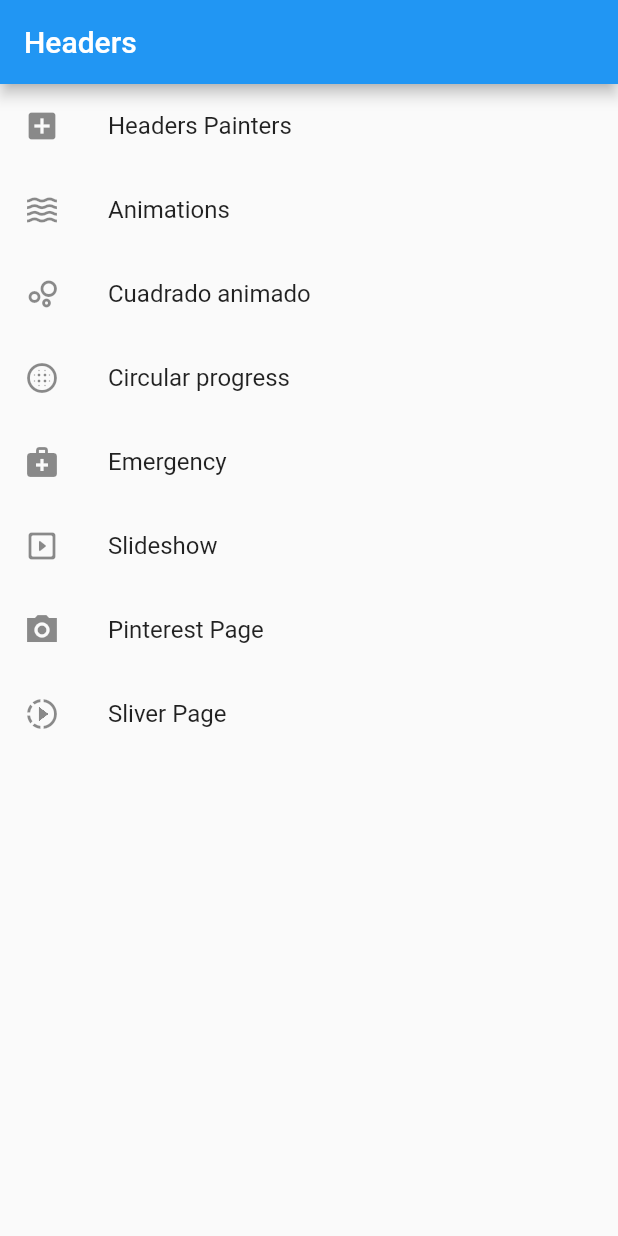
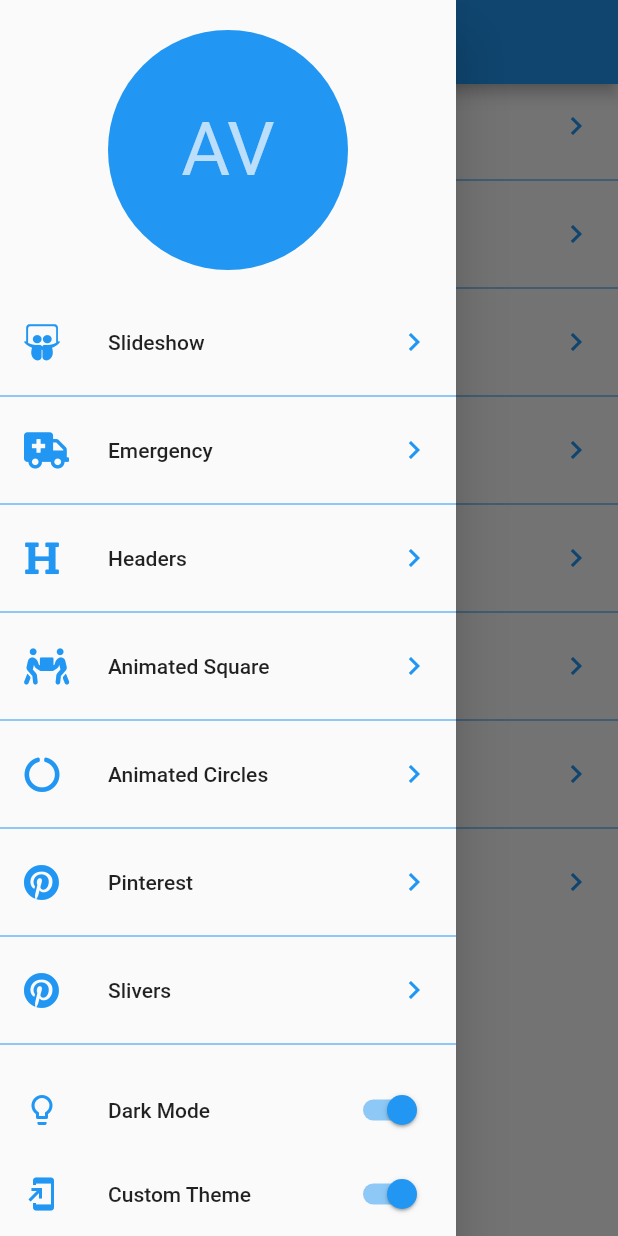
Before and after one commit to velascoandres/custom_painters, a Flutter app: the screen it shows after launch, with the side drawer open (before the commit the screen has no drawer), on a phone screen of 412 x 824 dp. Run offline on Flutter 3.47's test engine with Material 2 defaults, Android fonts, the phone set to English and light mode, and no system bars; our stand-ins replace animate_do, flutter_svg, font_awesome_flutter.

Commit message:
init themes

```diff
--- a/lib/main.dart
+++ b/lib/main.dart
@@ -1,4 +1,5 @@
 import 'package:custom_painters/src/pages/emergency_page.dart';
+import 'package:custom_painters/src/pages/launcher_page.dart';
 import 'package:custom_painters/src/pages/menu_page.dart';
 import 'package:custom_painters/src/pages/pinterest_page.dart';
 import 'package:custom_painters/src/pages/sliver_list_page.dart';
@@ -18,18 +19,9 @@ class MyApp extends StatelessWidget {
     return MaterialApp(
       title: 'Diseños App',
       debugShowCheckedModeBanner: false,
-      initialRoute: 'menu-page',
-      routes: {
-        'menu-page': (context) => MenuPage(),
-        'painters-page': (context) => MenuHeadersPage(),
-        'animations-page': (context) => AnimationsPage(),
-        'cuadrado-animado-page': (context) => CuadradoAnimadoPage(),
-        'circular-progress-page': (context) => GraficasCircularesPage(),
-        'emergency-page': (context) => EmergencyPage(),
-        'slideshow-page': (context) => SlideshowPage(),
-        'pinterest-page': (context) => PinterestPage(),
-        'sliver-page': (context) => SliverListPage(),
-      },
+      home: LauncherPage(),
+      // initialRoute: 'menu-page',
+
     );
   }
 }
--- /dev/null
+++ b/lib/src/pages/launcher_page.dart
@@ -0,0 +1,93 @@
+import 'package:custom_painters/src/routes/routes.dart';
+import 'package:flutter/material.dart';
+import 'package:font_awesome_flutter/font_awesome_flutter.dart';
+
+class LauncherPage extends StatelessWidget {
+  @override
+  Widget build(BuildContext context) {
+    return Scaffold(
+      appBar: AppBar(
+        title: Text('Diseños en Flutter'),
+      ),
+      drawer: _MenuPrincipal(),
+      body: _ListaOpciones(),
+    );
+  }
+}
+
+class _ListaOpciones extends StatelessWidget {
+  const _ListaOpciones({Key key}) : super(key: key);
+
+  @override
+  Widget build(BuildContext context) {
+    return ListView.separated(
+      physics: BouncingScrollPhysics(),
+      separatorBuilder: (context, i) => Divider(
+        color: Colors.blue,
+      ),
+      itemCount: pageRoutes.length,
+      itemBuilder: (context, i) => ListTile(
+        leading: FaIcon(
+          pageRoutes[i].icon,
+          color: Colors.blue,
+        ),
+        title: Text('${pageRoutes[i].title}'),
+        trailing: Icon(Icons.chevron_right, color: Colors.blue),
+        onTap: () {
+          Navigator.push(
+            context,
+            MaterialPageRoute(
+              builder: (context) => pageRoutes[i].page,
+            ),
+          );
+        },
+      ),
+    );
+  }
+}
+
+class _MenuPrincipal extends StatelessWidget {
+  const _MenuPrincipal({Key key}) : super(key: key);
+
+  @override
+  Widget build(BuildContext context) {
+    return Drawer(
+      child: SafeArea(
+        child: Container(
+          child: Column(
+            children: [
+              Container(
+                padding: EdgeInsets.all(20),
+                width: double.infinity,
+                height: 200,
+                child: CircleAvatar(
+                  backgroundColor: Colors.blue,
+                  child: Text('AV', style: TextStyle(fontSize: 50)),
+                ),
+              ),
+              Expanded(child: _ListaOpciones()),
+              ListTile(
+                leading: Icon(Icons.lightbulb_outline, color: Colors.blue),
+                title: Text('Dark Mode'),
+                trailing: Switch.adaptive(
+                  activeColor: Colors.blue,
+                  value: true,
+                  onChanged: (value) {},
+                ),
+              ),
+              ListTile(
+                leading: Icon(Icons.add_to_home_screen, color: Colors.blue),
+                title: Text('Custom Theme'),
+                trailing: Switch.adaptive(
+                  value: true,
+                  activeColor: Colors.blue,
+                  onChanged: (value) {},
+                ),
+              ),
+            ],
+          ),
+        ),
+      ),
+    );
+  }
+}
--- /dev/null
+++ b/lib/src/routes/routes.dart
@@ -0,0 +1,42 @@
+import 'package:flutter/material.dart';
+import 'package:font_awesome_flutter/font_awesome_flutter.dart';
+
+
+import 'package:custom_painters/src/pages/animations_page.dart';
+import 'package:custom_painters/src/pages/emergency_page.dart';
+import 'package:custom_painters/src/pages/graficas_circulares_page.dart';
+import 'package:custom_painters/src/pages/headers_page.dart';
+import 'package:custom_painters/src/pages/pinterest_page.dart';
+import 'package:custom_painters/src/pages/slideshow_page.dart';
+import 'package:custom_painters/src/pages/sliver_list_page.dart';
+import 'package:custom_painters/src/retos/cuadrado_animado_page.dart';
+
+
+final pageRoutes = <_Route>[
+  _Route(FontAwesomeIcons.slideshare, 'Slideshow', SlideshowPage()),
+  _Route(FontAwesomeIcons.ambulance, 'Emergency', EmergencyPage()),
+  _Route(FontAwesomeIcons.heading, 'Headers', MenuHeadersPage()),
+  _Route(FontAwesomeIcons.peopleCarry, 'Animated Square', CuadradoAnimadoPage()),
+  _Route(FontAwesomeIcons.circleNotch, 'Animated Circles', GraficasCircularesPage()),
+  _Route(FontAwesomeIcons.pinterest, 'Pinterest', PinterestPage()),
+  _Route(FontAwesomeIcons.pinterest, 'Slivers', SliverListPage()),
+  _Route(FontAwesomeIcons.play, 'Animations', AnimationsPage()),
+];
+
+
+
+
+class _Route {
+
+  final IconData icon;
+  final String title;
+  final Widget page;
+
+  _Route(
+    this.icon,
+    this.title,
+    this.page
+  );
+
+
+}
```
